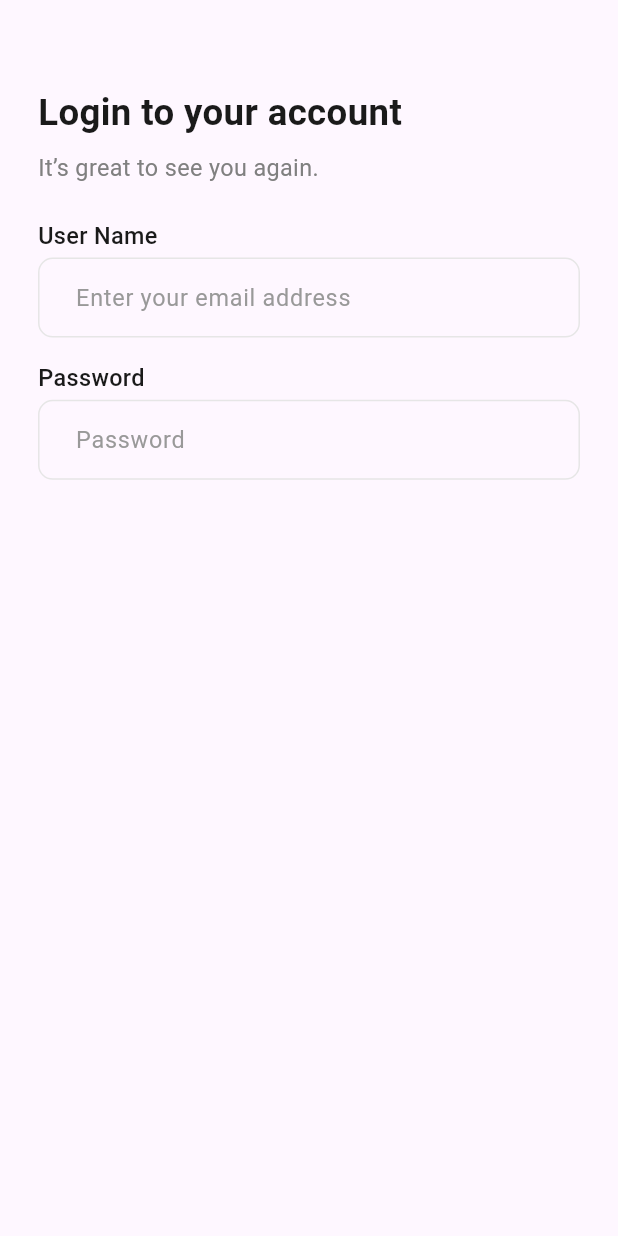
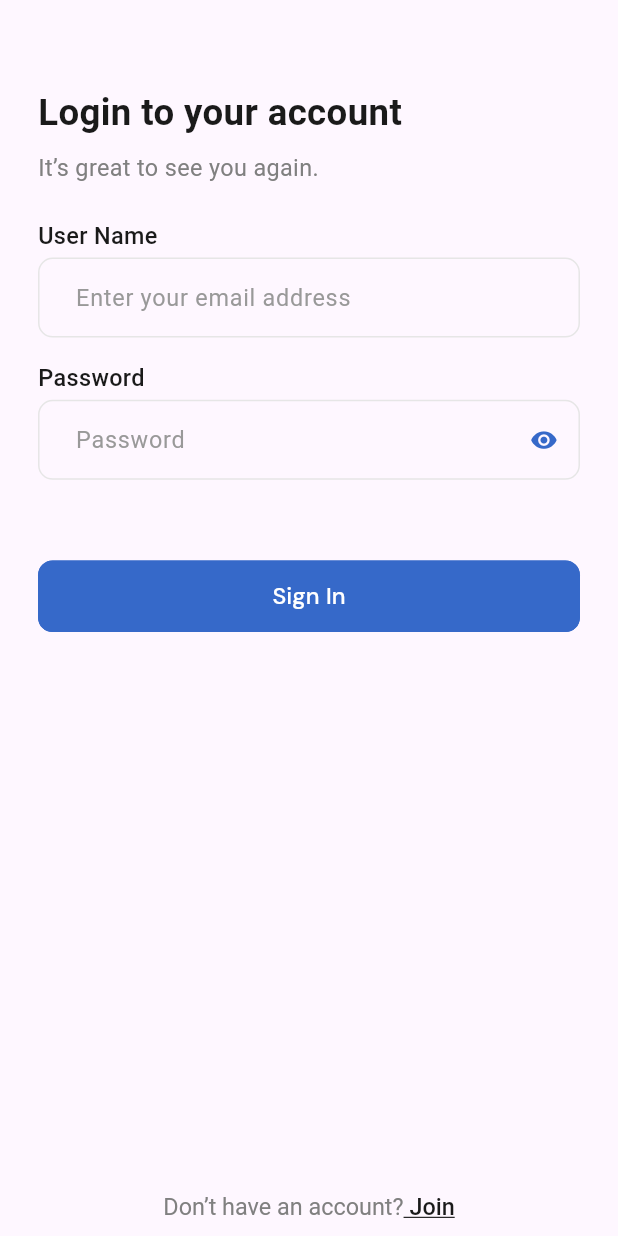
Before and after one commit to Elhaw2003/e-commerce-app, a Flutter app: the screen it shows after launch, on a phone screen of 412 x 824 dp. Run offline on Flutter 3.47's test engine with Material 3 defaults, Android fonts, the phone set to English and light mode, and no system bars; our stand-ins replace flutter_screenutil, go_router, google_fonts.

Commit message:
login screen all as design finish

```diff
--- a/lib/core/utilities/app_text_style.dart
+++ b/lib/core/utilities/app_text_style.dart
@@ -19,4 +19,9 @@ class AppTextStyle {
     fontWeight: FontWeight.w500,
     fontSize: 16.sp
   );
+  static TextStyle whiteW500Size14 = GoogleFonts.dmSans(
+    color: AppColors.whiteColor,
+    fontWeight: FontWeight.w500,
+    fontSize: 16.sp
+  );
 }
--- a/lib/core/utilities/app_texts.dart
+++ b/lib/core/utilities/app_texts.dart
@@ -5,7 +5,7 @@ class AppTexts{
   static const String enterYourEmailAddress = "Enter your email address";
   static const String signIn = "Sign In";
   static const String dontHaveAnAccount = "Don’t have an account?";
-  static const String  join = "Join";
+  static const String  join = " Join";
   static const String  enterYourPassword = "Enter your password";
   static const String  password = "Password";
 }
--- a/lib/core/widgets/custom_button_widget.dart
+++ b/lib/core/widgets/custom_button_widget.dart
@@ -1,3 +1,4 @@
+import 'package:e_commerce_app/core/utilities/app_text_style.dart';
 import 'package:flutter/material.dart';
 import 'package:flutter_screenutil/flutter_screenutil.dart';
 
@@ -25,7 +26,7 @@ class CustomButtonWidget extends StatelessWidget {
           backgroundColor: WidgetStatePropertyAll(buttonColor),
           shape: WidgetStatePropertyAll(
             RoundedRectangleBorder(
-              borderRadius: BorderRadius.circular(8.r),
+              borderRadius: BorderRadius.circular(10.r),
               side: BorderSide(color: borderColor),
             ),
           ),
@@ -33,11 +34,7 @@ class CustomButtonWidget extends StatelessWidget {
         onPressed: onPressed,
         child: Text(
           title,
-          style: TextStyle(
-              color: titleColor,
-              fontSize: 15.sp,
-              fontWeight: FontWeight.w600
-          ),
+          style: AppTextStyle.whiteW500Size14
         ),
     );
   }
--- a/lib/features/auth/login/presentation/view/widgets/login_body.dart
+++ b/lib/features/auth/login/presentation/view/widgets/login_body.dart
@@ -1,27 +1,33 @@
 import 'package:e_commerce_app/core/text_field_validators.dart';
+import 'package:e_commerce_app/core/utilities/app_colors.dart';
 import 'package:e_commerce_app/core/utilities/app_text_style.dart';
 import 'package:e_commerce_app/core/utilities/app_texts.dart';
+import 'package:e_commerce_app/core/widgets/custom_button_widget.dart';
 import 'package:e_commerce_app/core/widgets/custom_text_field_widget.dart';
 import 'package:e_commerce_app/core/widgets/spacing_widget.dart';
+import 'package:e_commerce_app/features/auth/widgets/rich_text_widget.dart';
 import 'package:e_commerce_app/features/auth/widgets/title_and_text_field_widget.dart';
 import 'package:flutter/material.dart';
 import 'package:flutter_screenutil/flutter_screenutil.dart';
+import 'package:google_fonts/google_fonts.dart';
 
 class LoginBody extends StatefulWidget {
   const LoginBody({super.key});
   @override
   State<LoginBody> createState() => _LoginBodyState();
 }
+bool obscureText = false;
+
 class _LoginBodyState extends State<LoginBody> {
   TextEditingController emailController = TextEditingController();
   TextEditingController passwordController = TextEditingController();
   @override
   Widget build(BuildContext context) {
     return Padding(
-      padding:  EdgeInsets.symmetric(horizontal: 24.w),
+      padding: EdgeInsets.symmetric(horizontal: 24.w),
       child: Column(
         crossAxisAlignment: CrossAxisAlignment.start,
-        children:  [
+        children: [
           const HeightSpacing(height: 59),
           SizedBox(
             width: 335.w,
@@ -42,7 +48,7 @@ class _LoginBodyState extends State<LoginBody> {
               keyboardType: TextInputType.emailAddress,
               hintText: AppTexts.enterYourEmailAddress,
               controller: emailController,
-                  validator: (value){
+              validator: (value) {
                 return MyValidators.emailValidator(value);
               },
             ),
@@ -51,14 +57,35 @@ class _LoginBodyState extends State<LoginBody> {
           TitleAndTextFieldWidget(
             title: AppTexts.password,
             customTextFieldWidget: CustomTextFieldWidget(
+              obscureText: obscureText,
+              suffixIcon: IconButton(
+                  onPressed: (){
+                    setState(() {
+                      obscureText = !obscureText;
+                    });
+                  },
+                  icon: obscureText ?  Icon(Icons.visibility_off,size: 19.sp,color: AppColors.greyColor,) :  Icon(Icons.visibility,size: 19.sp,color: AppColors.primaryColor,)
+              ),
               keyboardType: TextInputType.text,
               hintText: AppTexts.password,
               controller: passwordController,
-                  validator: (value){
+              validator: (value) {
                 return MyValidators.passwordValidator(value);
               },
             ),
           ),
+          const HeightSpacing(height: 55),
+          CustomButtonWidget(
+              title: AppTexts.signIn,
+              titleColor: AppColors.whiteColor,
+              buttonColor: AppColors.primaryColor,
+              borderColor: AppColors.primaryColor,
+              width: MediaQuery.of(context).size.width,
+              height: 50.h
+          ),
+          const Spacer(),
+          const Center(child: RichTextWidget(firstText: AppTexts.dontHaveAnAccount, secondText: AppTexts.join)),
+          const HeightSpacing(height: 10)
         ],
       ),
     );
--- /dev/null
+++ b/lib/features/auth/widgets/rich_text_widget.dart
@@ -0,0 +1,37 @@
+import 'package:flutter/material.dart';
+import 'package:flutter_screenutil/flutter_screenutil.dart';
+import 'package:google_fonts/google_fonts.dart';
+
+import '../../../core/utilities/app_colors.dart';
+import '../../../core/utilities/app_texts.dart';
+
+class RichTextWidget extends StatelessWidget {
+  const RichTextWidget({super.key, required this.firstText, required this.secondText});
+  final String firstText;
+  final String secondText;
+  @override
+  Widget build(BuildContext context) {
+    return RichText(
+      text: TextSpan(
+          text: firstText,
+          style: TextStyle(
+            fontSize: 16.sp,
+            fontWeight: FontWeight.w400,
+            color: AppColors.greyColor,
+          ),
+          children: [
+            TextSpan(
+              text: secondText,
+              style: GoogleFonts.readexPro(
+                  fontSize: 16.sp,
+                  fontWeight: FontWeight.w500,
+                  color: AppColors.blackColor,
+                  decoration: TextDecoration.underline
+              ),
+            )
+          ]
+      ),
+
+    );
+  }
+}
```
Lines whose indentation alone changed are shown as unchanged.
